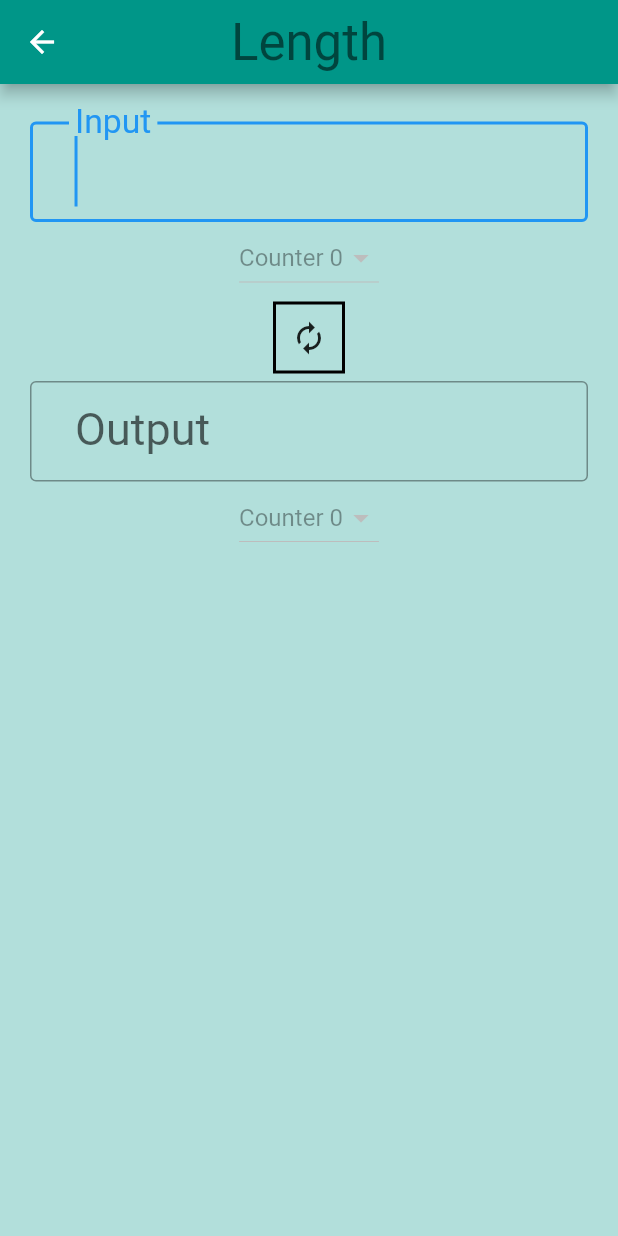
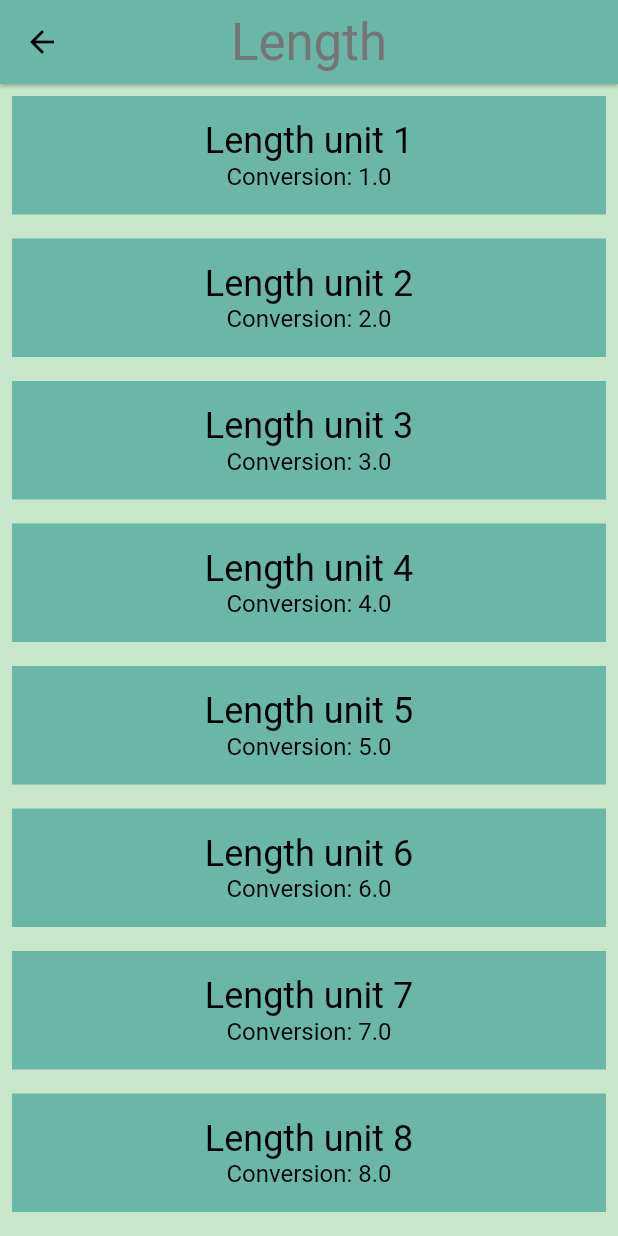
Before and after one commit to Anuraag93/flutter, a Flutter app: the screen it shows after launch, after a tap on "Length", on a phone screen of 412 x 824 dp. Run offline on Flutter 3.47's test engine with Material 2 defaults, Android fonts, the phone set to English and light mode, and no system bars.

Commit message:
optimised code with stateful widget

```diff
--- a/flutter_demo/lib/category.dart
+++ b/flutter_demo/lib/category.dart
@@ -1,20 +1,57 @@
 import 'package:flutter/material.dart';
 import 'converterRoute.dart';
+import 'unit.dart';
+import 'package:meta/meta.dart';
+
+final _rowHeight = 100.0;
+final _borderRadius = BorderRadius.circular(_rowHeight / 2);
 
 class Category extends StatelessWidget {
   final IconData icon;
   final ColorSwatch color;
   final String name;
-  final _widgetHeight = 100.0;
-  final _borderRadius = BorderRadius.circular(100 / 2);
+  final List<Unit> units;
+  Category({
+    Key key,
+    @required this.icon,
+    @required this.color,
+    @required this.name,
+    @required this.units,
+  })  : assert(name != null),
+        assert(color != null),
+        assert(icon != null),
+        assert(units != null);
 
-  Category({@required this.icon, this.color, @required this.name});
+  void _navigateToConverter(BuildContext context) {
+    Navigator.of(context)
+        .push(MaterialPageRoute<Null>(builder: (BuildContext context) {
+      return Scaffold(
+        appBar: AppBar(
+          elevation: 1.0,
+          title: Text(
+            name,
+            style: Theme.of(context).textTheme.display1,
+          ),
+          centerTitle: true,
+          backgroundColor: color,
+        ),
+        body: ConverterRoute(
+          name: name,
+          color: color,
+          units: units,
+        ),
+        resizeToAvoidBottomPadding: false,
+      );
+    }));
+  }
 
   @override
   Widget build(BuildContext context) {
     // TODO: implement build
     return Material(
       color: Colors.transparent, //Theme.of(context).scaffoldBackgroundColor,
+      child: Container(
+        height: _rowHeight,
         child: InkWell(
           borderRadius: _borderRadius,
           highlightColor: color,
@@ -23,8 +60,7 @@ class Category extends StatelessWidget {
             print('I was Tapped !!');
             _navigateToConverter(context);
           },
-        child: Container(
-          height: _widgetHeight,
+          child: Padding(
             padding: EdgeInsets.all(8.0),
             child: Row(
               crossAxisAlignment: CrossAxisAlignment.stretch,
@@ -38,34 +74,14 @@ class Category extends StatelessWidget {
                 Center(
                     child: Text(
                   name,
-                style: TextStyle(fontSize: 24.0),
+                  textAlign: TextAlign.center,
+                  style: Theme.of(context).textTheme.headline,
                 ))
               ],
             ),
           ),
         ),
+      ),
     );
   }
-
-  void _navigateToConverter(BuildContext context) {
-    if (Navigator.of(context).canPop()) Navigator.of(context).pop();
-
-    Navigator.of(context)
-        .push(MaterialPageRoute(builder: (BuildContext context) {
-      return Scaffold(
-        appBar: AppBar(
-          title: Text(
-            name,
-            style: Theme.of(context).textTheme.display1,
-          ),
-          centerTitle: true,
-          backgroundColor: color,
-        ),
-        body: ConverterRoute(
-          name: name,
-          color: color,
-        ),backgroundColor: color[100],
-      );
-    }));
 }
-}
--- a/flutter_demo/lib/categoryRoute.dart
+++ b/flutter_demo/lib/categoryRoute.dart
@@ -1,9 +1,17 @@
 import 'package:flutter/material.dart';
 import 'category.dart';
+import 'unit.dart';
 
 final _backgroundColor = Colors.green[100];
 
-class CategoryRoute extends StatelessWidget {
+class CategoryRoute extends StatefulWidget {
+  const CategoryRoute();
+  @override
+  _CategoryRouteState createState() => _CategoryRouteState();
+}
+
+class _CategoryRouteState extends State<CategoryRoute> {
+  final _categories = <Category>[];
   static const _categoryNames = <String>[
     'Length',
     'Area',
@@ -16,7 +24,7 @@ class CategoryRoute extends StatelessWidget {
 //    'Cake','Radio','Terrain','Palette','Watch','Light Bulb','Gesture','Payment',
   ];
 
-  static const _baseColors = <Color>[
+  static const _baseColor = <Color>[
     Colors.teal,
     Colors.orange,
     Colors.pinkAccent,
@@ -25,6 +33,41 @@ class CategoryRoute extends StatelessWidget {
     Colors.greenAccent,
     Colors.purpleAccent,
     Colors.red,
+  ];
+  static const _baseColors = <ColorSwatch>[
+    ColorSwatch(0xFF6AB7A8, {
+      'highlight': Color(0xFF6AB7A8),
+      'splash': Color(0xFF0ABC9B),
+    }),
+    ColorSwatch(0xFFFFD28E, {
+      'highlight': Color(0xFFFFD28E),
+      'splash': Color(0xFFFFA41C),
+    }),
+    ColorSwatch(0xFFFFB7DE, {
+      'highlight': Color(0xFFFFB7DE),
+      'splash': Color(0xFFF94CBF),
+    }),
+    ColorSwatch(0xFF8899A8, {
+      'highlight': Color(0xFF8899A8),
+      'splash': Color(0xFFA9CAE8),
+    }),
+    ColorSwatch(0xFFEAD37E, {
+      'highlight': Color(0xFFEAD37E),
+      'splash': Color(0xFFFFE070),
+    }),
+    ColorSwatch(0xFF81A56F, {
+      'highlight': Color(0xFF81A56F),
+      'splash': Color(0xFF7CC159),
+    }),
+    ColorSwatch(0xFFD7C0E2, {
+      'highlight': Color(0xFFD7C0E2),
+      'splash': Color(0xFFCA90E5),
+    }),
+    ColorSwatch(0xFFCE9A9A, {
+      'highlight': Color(0xFFCE9A9A),
+      'splash': Color(0xFFF94D56),
+      'error': Color(0xFF912D2D),
+    }),
   ];
 
   static const _categoryIcons = <IconData>[
@@ -38,31 +81,43 @@ class CategoryRoute extends StatelessWidget {
     Icons.payment,
   ];
 
-  Widget _buildCategoryBuilder(List<Category> categories) {
+  void initState() {
+    super.initState();
+    for (var i = 0; i < _categoryNames.length; i++) {
+      _categories.add(Category(
+        icon: _categoryIcons[i],
+        color: _baseColors[i],
+        name: _categoryNames[i],
+        units: _retrieveUnitList(_categoryNames[i]),
+      ));
+    }
+  }
+
+  Widget _buildCategoryWidgets() {
     return ListView.builder(
-      itemBuilder: (BuildContext context, int index) => categories[index],
-      itemCount: categories.length,
+      itemBuilder: (BuildContext context, int index) => _categories[index],
+      itemCount: _categories.length,
     );
+  }
+
+  List<Unit> _retrieveUnitList(String categoryName) {
+    return List.generate(10, (int i) {
+      i += 1;
+      return Unit(
+        conversion: i.toDouble(),
+        name: '$categoryName unit $i',
+      );
+    });
   }
 
   @override
   Widget build(BuildContext context) {
-    final categories = <Category>[];
-
-    for (var i = 0; i < _categoryNames.length; i++) {
-      categories.add(Category(
-        icon: Icons.all_inclusive,//_categoryIcons[i],
-        name: _categoryNames[i],
-        color: _baseColors[i],
-      ));
-    }
-
     final appBar = AppBar(
-      backgroundColor: Color(0xFF013487),//_backgroundColor,
+      backgroundColor: _backgroundColor,
       elevation: 0.0,
       centerTitle: true,
       title: Text(
-        'Icon Name List',
+        'Unit Converter',
         style: TextStyle(
           fontSize: 30.0,
           color: Colors.black,
@@ -73,7 +128,7 @@ class CategoryRoute extends StatelessWidget {
     final listView = Container(
       color: _backgroundColor,
       padding: EdgeInsets.symmetric(horizontal: 8.0),
-      child: _buildCategoryBuilder(categories),
+      child: _buildCategoryWidgets(),
     );
 
     return Scaffold(
--- a/flutter_demo/lib/converterRoute.dart
+++ b/flutter_demo/lib/converterRoute.dart
@@ -1,94 +1,49 @@
 import 'package:flutter/material.dart';
+import 'package:meta/meta.dart';
+import 'unit.dart';
 
-class ConverterRoute extends StatelessWidget {
-  final ColorSwatch color;
+class ConverterRoute extends StatefulWidget {
   final String name;
+  final Color color;
+  final List<Unit> units;
 
-  const ConverterRoute({Key key, this.color, @required this.name})
-      : super(key: key);
+  const ConverterRoute({
+    @required this.name,
+    @required this.color,
+    @required this.units,
+  })  : assert(name != null),
+        assert(color != null),
+        assert(units != null);
 
   @override
+  _ConverterRouteState createState() => _ConverterRouteState();
+}
+
+class _ConverterRouteState extends State<ConverterRoute> {
+  @override
   Widget build(BuildContext context) {
-    final _inputTextField = TextField(
-      style: TextStyle(fontSize: 40.0),
-      textAlign: TextAlign.left,
-      decoration: InputDecoration(
-          border: OutlineInputBorder(),
-          contentPadding: EdgeInsets.symmetric(
-            horizontal: 30.0,
-            vertical: 10.0,
-          ),
-          labelText: 'Input',
-          labelStyle: TextStyle(fontSize: 30.0),
-          ),
-      autofocus: true,
-    );
-    final _outputTextField = TextField(
-      style: TextStyle(
-        fontSize: 40.0,
-      ),
-      maxLines: 1,
-      textAlign: TextAlign.left,
-      decoration: InputDecoration(
-          border: OutlineInputBorder(),
-          contentPadding: EdgeInsets.symmetric(
-            horizontal: 30.0,
-            vertical: 10.0,
-          ),
-          hintText: 'Converted number will display here.',
-          labelText: 'Output',
-          labelStyle: TextStyle(fontSize: 30.0),
-          hintStyle: TextStyle(
-            fontSize: 20.0,
-          )),
-      autofocus: true,
-    );
-
-    final items = <DropdownMenuItem>[];
-
-    for (var i = 0; i <= 8; i++) {
-      items.add(DropdownMenuItem(
-          child: Center(
-        child: Text('Counter $i',),
-      )));
-    }
-
-    final _dropDownList = DropdownButton(
-      items: items,
-      onChanged: null,
-    );
-
-    Container _buildIOContainer(bool isInput) {
+    final unitWidgets = widget.units.map((Unit unit) {
       return Container(
-        padding: EdgeInsets.symmetric(
-          vertical: 5.0,
-        ),
+        color: widget.color,
+        margin: EdgeInsets.all(8.0),
+        padding: EdgeInsets.all(16.0),
         child: Column(
-          mainAxisAlignment: MainAxisAlignment.spaceEvenly,
           children: <Widget>[
-            isInput ? _inputTextField : _outputTextField,
-            _dropDownList,
+            Text(
+              unit.name,
+              style: Theme.of(context).textTheme.headline,
+            ),
+            Text(
+              'Conversion: ${unit.conversion}',
+              style: Theme.of(context).textTheme.subhead,
+            ),
           ],
         ),
       );
-    }
+    }).toList();
 
-    return ListView(padding: const EdgeInsets.all(20.0), children: [
-      Column(
-        crossAxisAlignment: CrossAxisAlignment.center,
-        mainAxisAlignment: MainAxisAlignment.start,
-        children: <Widget>[
-          _buildIOContainer(true),
-          Container(
-            decoration: BoxDecoration(border: Border.all(width: 2.0)),
-            padding: const EdgeInsets.all(10.0),
-            child: Icon(
-              Icons.autorenew,
-            ),
-          ),
-          _buildIOContainer(false),
-        ],
-      ),
-    ]);
+    return ListView(
+      children: unitWidgets,
+    );
   }
 }
--- a/flutter_demo/lib/main.dart
+++ b/flutter_demo/lib/main.dart
@@ -6,17 +6,26 @@ void main() {
   runApp(UnitConversionApp());
 }
 
-class UnitConversionApp extends StatelessWidget{
+class UnitConversionApp extends StatelessWidget {
   @override
   Widget build(BuildContext context) {
     // TODO: implement build
     return MaterialApp(
-      title: 'Icon Name List',
+      debugShowCheckedModeBanner: false,
+      title: 'Unit Converter',
       theme: ThemeData(
-          scaffoldBackgroundColor: Colors.green[100],
-          highlightColor: Colors.amber,
-          splashColor: Colors.amber,
-          selectedRowColor: Colors.brown[400]),
+        textTheme: Theme.of(context).textTheme.apply(
+              bodyColor: Colors.black,
+              displayColor: Colors.grey[600],
+            ),
+        primaryColor: Colors.grey[500],
+        textSelectionHandleColor: Colors.green[500],
+
+        scaffoldBackgroundColor: Colors.green[100],
+        highlightColor: Colors.amber,
+        splashColor: Colors.amber,
+        selectedRowColor: Colors.brown[400],
+      ),
       home: CategoryRoute(),
     );
   }
--- /dev/null
+++ b/flutter_demo/lib/unit.dart
@@ -0,0 +1,17 @@
+import 'package:meta/meta.dart';
+
+class Unit {
+  final String name;
+  final double conversion;
+
+  const Unit({
+    @required this.name,
+    @required this.conversion,
+  })  : assert(name != null),
+        assert(conversion != null);
+  Unit.fromJson(Map jsonMap)
+      : assert(jsonMap['name'] != null),
+        assert(jsonMap['conversion'] != null),
+        name = jsonMap['name'],
+        conversion = jsonMap['conversion'].toDouble();
+}
```
Lines whose indentation alone changed are shown as unchanged.
